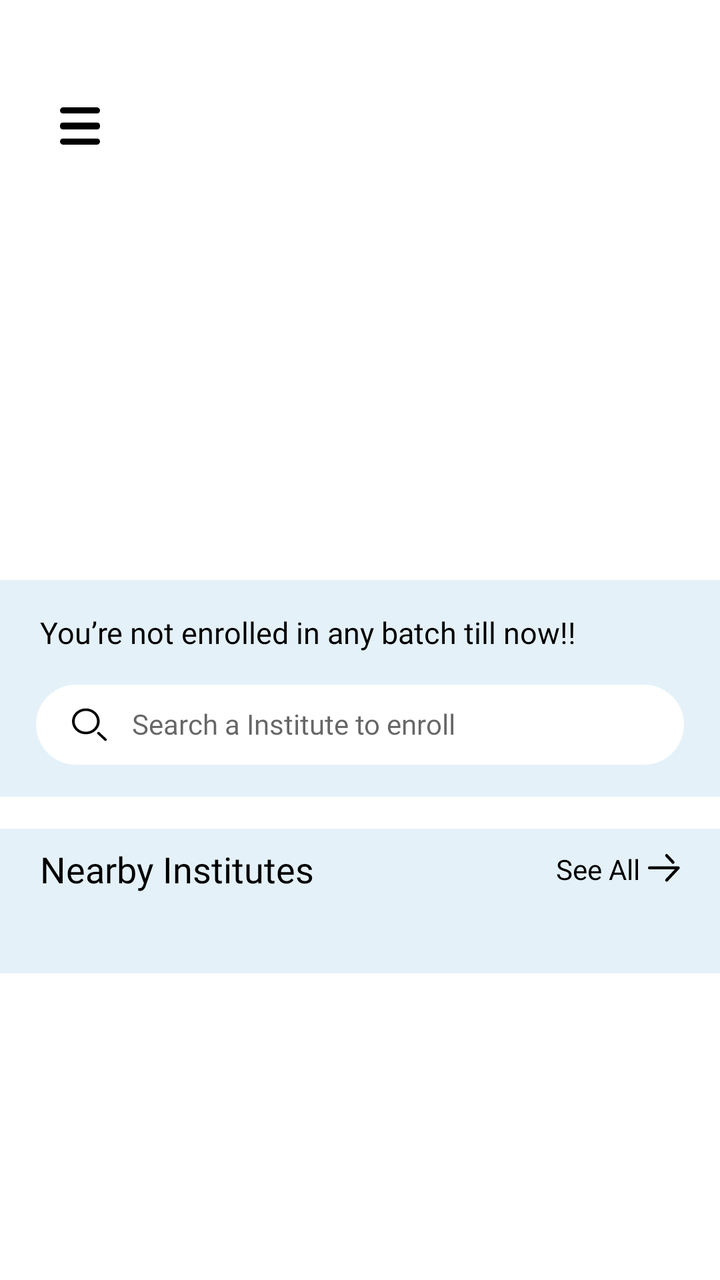
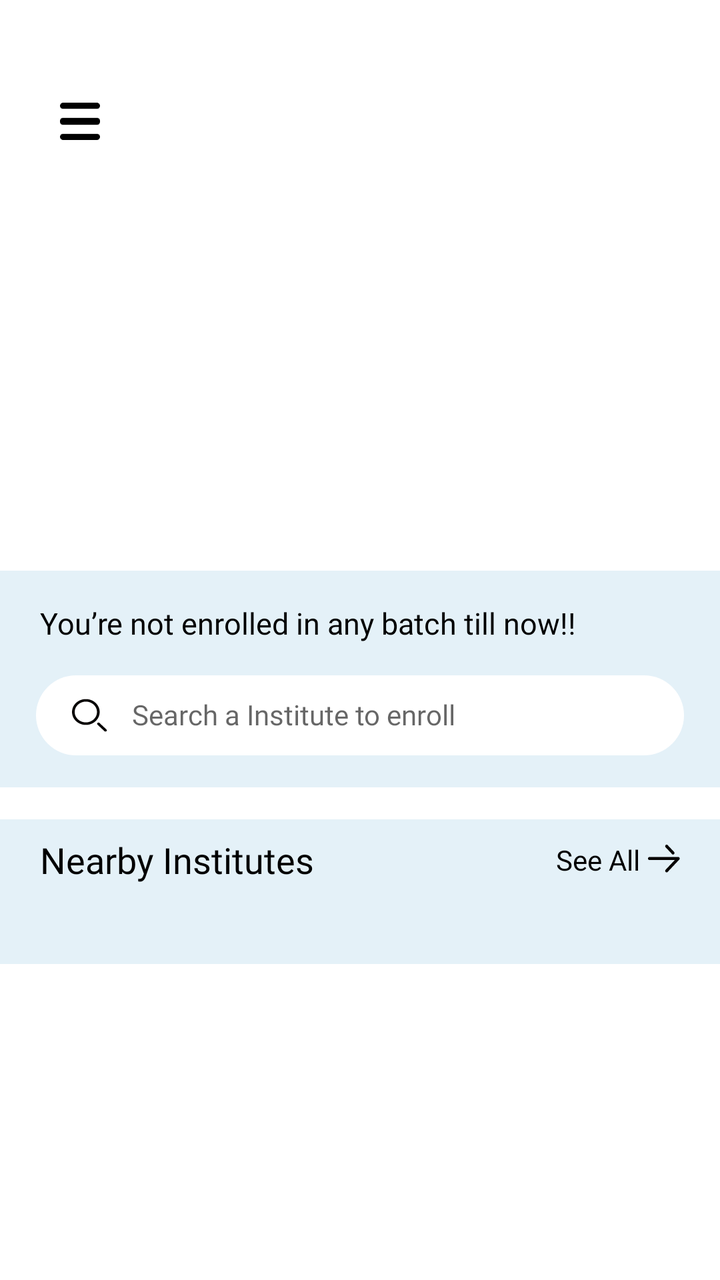

The first picture is an Android layout as it rendered before a commit; the second is the same layout after the commit. The layout source and the unified diff follow.
<!-- AndroidManifest.xml: application theme Theme.EdTech -->
<!-- res/layout/fragment_home.xml -->
<?xml version="1.0" encoding="utf-8"?>
<layout xmlns:android="http://schemas.android.com/apk/res/android"
    xmlns:tools="http://schemas.android.com/tools"
    xmlns:app="http://schemas.android.com/apk/res-auto">

    <data>

    </data>

    <ScrollView
        android:layout_width="match_parent"
        android:layout_height="match_parent"
        android:fillViewport="true"
        tools:context=".ui.fragment.HomeFragment">

        <LinearLayout
            android:layout_width="match_parent"
            android:layout_height="wrap_content"
            android:orientation="vertical">

            
            <androidx.constraintlayout.widget.ConstraintLayout
                android:layout_width="match_parent"
                android:layout_height="wrap_content"
                android:paddingTop="20dp"
                android:paddingBottom="10dp"
                android:layout_marginTop="20dp">

                <ImageView
                    android:id="@+id/sideMenu"
                    android:layout_width="20dp"
                    android:layout_height="20dp"
                    android:layout_marginStart="30dp"
                    android:layout_marginTop="10dp"
                    android:src="@drawable/menu_button"
                    app:layout_constraintBottom_toBottomOf="parent"
                    app:layout_constraintStart_toStartOf="parent"
                    app:layout_constraintTop_toTopOf="parent" />

                <TextView
                    android:id="@+id/headerName"
                    android:layout_width="0dp"
                    android:layout_height="wrap_content"
                    android:layout_marginHorizontal="15dp"
                    android:ellipsize="end"
                    android:fontFamily="@font/manrope_bold"
                    android:gravity="end"
                    android:maxLines="1"
                    android:src="@drawable/gradmo_book_icon"
                    android:text=""
                    android:textColor="@color/black"
                    android:textSize="20sp"
                    app:layout_constraintBottom_toBottomOf="@id/sideMenu"
                    app:layout_constraintEnd_toEndOf="parent"
                    app:layout_constraintHorizontal_bias="0.466"
                    app:layout_constraintStart_toEndOf="@+id/sideMenu"
                    app:layout_constraintTop_toTopOf="@id/sideMenu"
                    app:layout_constraintVertical_bias="0.571" />

            </androidx.constraintlayout.widget.ConstraintLayout>

            
            
            <androidx.constraintlayout.widget.ConstraintLayout
                android:layout_width="match_parent"
                android:layout_height="wrap_content"
                android:layout_marginTop="10dp">

                <androidx.viewpager2.widget.ViewPager2
                    android:id="@+id/bannerViewPager"
                    android:layout_width="match_parent"
                    android:layout_height="170dp"
                    app:layout_constraintTop_toTopOf="parent"
                    app:layout_constraintStart_toStartOf="parent"
                    app:layout_constraintEnd_toEndOf="parent"/>

                
                <LinearLayout
                    android:id="@+id/dotsIndicator"
                    android:layout_width="wrap_content"
                    android:layout_height="wrap_content"
                    android:orientation="horizontal"
                    android:layout_marginTop="8dp"
                    app:layout_constraintTop_toBottomOf="@id/bannerViewPager"
                    app:layout_constraintStart_toStartOf="parent"
                    app:layout_constraintEnd_toEndOf="parent"
                    app:layout_constraintBottom_toBottomOf="parent"/>

            </androidx.constraintlayout.widget.ConstraintLayout>
            
            <LinearLayout
                android:layout_marginTop="16dp"
                android:paddingBottom="16dp"
                android:background="@color/light_blue_bg"
                android:layout_width="match_parent"
                android:layout_height="wrap_content"
                android:orientation="vertical">

                <TextView
                    android:layout_marginTop="16dp"
                    android:layout_marginStart="20dp"
                    android:id="@+id/searchSectionTitle"
                    android:layout_width="wrap_content"
                    android:layout_height="wrap_content"
                    android:fontFamily="@font/manrope_medium"
                    android:textColor="@color/black"

                    android:text="You’re not enrolled in any batch till now!!"
                    android:textSize="15sp" />

                <TextView
                    android:id="@+id/searchField"
                    android:layout_width="match_parent"
                    android:layout_height="wrap_content"
                    android:layout_marginTop="16dp"
                    android:layout_marginHorizontal="18dp"
                    android:background="@drawable/bg_login_flow_edittex"
                    android:backgroundTint="@color/white"
                    android:drawableStart="@drawable/search_icon"
                    android:drawablePadding="10dp"
                    android:textColor="@color/black"
                    android:textSize="14sp"
                    android:fontFamily="@font/manrope_medium"
                    android:hint="Search a Institute to enroll"
                    android:imeOptions="actionSearch"
                    android:inputType="text"
                    android:paddingVertical="10dp"
                    android:paddingHorizontal="16dp"
                    android:singleLine="true" />

            </LinearLayout>

            
            <LinearLayout
                android:layout_marginTop="16dp"
                android:background="@color/light_blue_bg"
                android:layout_width="match_parent"
                android:layout_height="wrap_content"
                android:orientation="vertical"
                android:paddingHorizontal="20dp"
                android:paddingTop="8dp"
                android:paddingBottom="24dp">

                
                <androidx.constraintlayout.widget.ConstraintLayout
                    android:layout_width="match_parent"
                    android:layout_height="wrap_content">

                    <TextView
                        android:id="@+id/categoryTitle"
                        android:layout_width="wrap_content"
                        android:layout_height="wrap_content"
                        android:fontFamily="@font/manrope_semibold"
                        android:text="Nearby Institutes"
                        android:textColor="@color/black"
                        android:textSize="18sp"
                        app:layout_constraintBottom_toBottomOf="parent"
                        app:layout_constraintStart_toStartOf="parent"
                        app:layout_constraintTop_toTopOf="parent" />

                    <LinearLayout
                        android:id="@+id/seeAllLayout"
                        android:layout_width="wrap_content"
                        android:layout_height="wrap_content"
                        android:gravity="center_vertical"
                        android:orientation="horizontal"
                        app:layout_constraintBottom_toBottomOf="parent"
                        app:layout_constraintEnd_toEndOf="parent"
                        app:layout_constraintTop_toTopOf="parent">

                        <TextView
                            android:id="@+id/seeAllText"
                            android:layout_width="wrap_content"
                            android:layout_height="wrap_content"
                            android:text="See All"
                            android:textColor="@color/black"
                            android:textSize="14sp" />

                        <ImageView
                            android:id="@+id/seeAllArrow"
                            android:layout_width="16dp"
                            android:layout_height="16dp"
                            android:layout_marginStart="4dp"
                            android:src="@drawable/next_arrow" />

                    </LinearLayout>

                </androidx.constraintlayout.widget.ConstraintLayout>

                <androidx.recyclerview.widget.RecyclerView
                    android:id="@+id/categoryRecyclerView"
                    android:layout_width="match_parent"
                    android:layout_height="wrap_content"
                    android:layout_marginTop="16dp"
                    android:clipToPadding="false"
                    android:orientation="horizontal"
                    tools:listitem="@layout/adapter_home_institute"
                    app:layoutManager="androidx.recyclerview.widget.LinearLayoutManager" />

            </LinearLayout>

        </LinearLayout>
    </ScrollView></layout>
<!-- res/layout/adapter_home_institute.xml (included above) -->
<?xml version="1.0" encoding="utf-8"?>
<layout xmlns:android="http://schemas.android.com/apk/res/android"
    xmlns:app="http://schemas.android.com/apk/res-auto">

    <data>

    </data>

    <LinearLayout
        android:layout_marginEnd="16dp"
        android:paddingBottom="10dp"
        android:layout_width="155dp"
        android:layout_height="wrap_content"
        android:orientation="vertical"
        android:background="@drawable/bg_home_item"
        android:backgroundTint="@color/white">

        <androidx.cardview.widget.CardView
            app:cardElevation="0dp"
            app:cardCornerRadius="10dp"
            app:layout_constraintTop_toTopOf="parent"
            android:layout_width="match_parent"
            android:layout_height="105dp">

            <ImageView
                android:id="@+id/imageView"
                android:scaleType="centerCrop"
                android:background="@drawable/banner_placeholder_new"
                android:layout_width="match_parent"
                android:layout_height="match_parent" />
        </androidx.cardview.widget.CardView>

        <LinearLayout
            android:layout_marginHorizontal="10dp"
            android:layout_marginTop="8dp"
            android:layout_width="match_parent"
            android:layout_height="wrap_content"
            android:orientation="horizontal">

            <TextView
                android:layout_width="wrap_content"
                android:layout_height="wrap_content"
                android:textColor="@color/gray"
                android:fontFamily="@font/manrope_semibold"
                android:textSize="11sp"
                android:text="0.0" />

            <com.app.gradmo.utils.CustomRatingBar
                android:layout_weight="1"
                android:layout_marginStart="5dp"
                android:id="@+id/customRatingBar"
                android:layout_width="wrap_content"
                android:layout_height="16dp"
                app:numStars="5"
                app:rating="0.0"
                app:stepSize="0.5"
                app:isIndicator="false"
                app:starSize="15dp"
                app:starSpacing="0dp" />
        </LinearLayout>
        <TextView
            android:id="@+id/instituteName"
            android:layout_marginHorizontal="10dp"
            android:layout_marginTop="5dp"
            android:layout_width="wrap_content"
            android:layout_height="wrap_content"
            android:textColor="@color/black"
            android:fontFamily="@font/manrope_semibold"
            android:textSize="11sp"
            android:maxLines="1"
            android:ellipsize="end"
            android:text="Upgrade Classes" />
        <androidx.constraintlayout.widget.ConstraintLayout
            android:layout_width="match_parent"
            android:layout_height="wrap_content">
            <ImageView
                android:layout_marginStart="10dp"
                android:layout_marginTop="4dp"
                app:layout_constraintTop_toTopOf="parent"
                app:layout_constraintStart_toStartOf="parent"
                android:layout_width="wrap_content"
                android:layout_height="wrap_content"
                android:src="@drawable/location_icon"/>
            <TextView
                app:layout_constraintTop_toTopOf="parent"
                app:layout_constraintStart_toStartOf="parent"
                app:layout_constraintEnd_toEndOf="parent"
                android:layout_marginStart="26dp"
                android:layout_marginEnd="6dp"
                android:id="@+id/instituteAddress"
                android:layout_marginTop="4dp"
                android:layout_width="0dp"
                android:layout_height="wrap_content"
                android:textColor="@color/black"
                android:fontFamily="@font/manrope_regular"
                android:textSize="9sp"
                android:text="C-12, Pandara Road, Cannaught Place"
                android:maxLines="2"
                android:minLines="2"
                android:ellipsize="end"/>

        </androidx.constraintlayout.widget.ConstraintLayout>
        <TextView
            android:background="@drawable/bg_blue_border"
            android:layout_marginHorizontal="10dp"
            android:layout_marginTop="4dp"
            android:layout_width="wrap_content"
            android:layout_height="wrap_content"
            android:textColor="@color/blue_3787FF"
            android:fontFamily="@font/manrope_semibold"
            android:textSize="9sp"
            android:text="Offline"
            android:paddingVertical="2dp"
            android:paddingHorizontal="10dp"/>
    </LinearLayout>
</layout>
<!-- resources referenced by this layout -->
<resources>
  <color name="black">#FF000000</color>
  <color name="blue_3787FF">#3787FF</color>
  <color name="gray">#767372</color>
  <color name="light_blue_bg">#E4F1F8</color>
  <color name="white">#FFFFFFFF</color>
  <!-- drawable bg_blue_border (drawable) -->
  <?xml version="1.0" encoding="utf-8"?>
  <shape xmlns:android="http://schemas.android.com/apk/res/android">
      <corners android:radius="15dp"/>
      <stroke android:color="@color/blue_3787FF" android:width="1dp"/>
  </shape>
  <!-- drawable bg_home_item (drawable) -->
  <?xml version="1.0" encoding="utf-8"?>
  <shape xmlns:android="http://schemas.android.com/apk/res/android">
      <corners android:radius="10dp"/>
  </shape>
  <!-- drawable bg_login_flow_edittex (drawable) -->
  <?xml version="1.0" encoding="utf-8"?>
  <shape xmlns:android="http://schemas.android.com/apk/res/android">
  
      <corners android:radius="30dp"/>
      <solid android:color="#E4F1F8"/>
  </shape>
  <!-- drawable location_icon (drawable) -->
  <vector xmlns:android="http://schemas.android.com/apk/res/android"
      android:width="13dp"
      android:height="16dp"
      android:viewportWidth="13"
      android:viewportHeight="16">
    <path
        android:pathData="M6.3,7.875C6.733,7.875 7.104,7.721 7.412,7.412C7.721,7.104 7.875,6.733 7.875,6.3C7.875,5.867 7.721,5.496 7.412,5.188C7.104,4.879 6.733,4.725 6.3,4.725C5.867,4.725 5.496,4.879 5.188,5.188C4.879,5.496 4.725,5.867 4.725,6.3C4.725,6.733 4.879,7.104 5.188,7.412C5.496,7.721 5.867,7.875 6.3,7.875ZM6.3,15.75C4.187,13.951 2.609,12.281 1.565,10.739C0.522,9.197 0,7.77 0,6.457C0,4.489 0.633,2.92 1.9,1.752C3.166,0.584 4.633,0 6.3,0C7.967,0 9.433,0.584 10.7,1.752C11.966,2.92 12.6,4.489 12.6,6.457C12.6,7.77 12.078,9.197 11.035,10.739C9.991,12.281 8.413,13.951 6.3,15.75Z"
        android:fillColor="#838180"/>
  </vector>
  <!-- drawable menu_button: png bitmap (drawable, 424 bytes) -->
  <!-- drawable next_arrow (drawable) -->
  <vector xmlns:android="http://schemas.android.com/apk/res/android"
      android:width="14dp"
      android:height="13dp"
      android:viewportWidth="14"
      android:viewportHeight="13">
    <path
        android:pathData="M0,6.138C0,5.792 0.241,5.506 0.551,5.464L0.63,5.458H13.24C13.496,5.458 13.725,5.624 13.823,5.879C13.855,5.962 13.871,6.05 13.871,6.138C13.871,6.285 13.826,6.431 13.741,6.551L13.685,6.619L8.599,12.079C8.353,12.343 7.953,12.342 7.708,12.077C7.483,11.833 7.464,11.45 7.653,11.185L7.71,11.115L11.714,6.818H0.63C0.282,6.818 0,6.513 0,6.138ZM7.71,1.161C7.462,0.896 7.462,0.466 7.708,0.2C7.933,-0.044 8.287,-0.065 8.535,0.137L8.6,0.198L11.404,3.209C11.529,3.342 11.59,3.516 11.59,3.691C11.59,3.864 11.529,4.037 11.406,4.17C11.181,4.414 10.827,4.436 10.58,4.233L10.515,4.172L7.71,1.161Z"
        android:fillColor="#060302"/>
  </vector>
  <!-- drawable search_icon (drawable) -->
  <vector xmlns:android="http://schemas.android.com/apk/res/android"
      android:width="22dp"
      android:height="20dp"
      android:viewportWidth="22"
      android:viewportHeight="20">
    <path
        android:pathData="M0,0h21.412v20h-21.412z"
        android:fillColor="#ffffff"/>
    <path
        android:pathData="M8.922,13.542C12.002,13.542 14.498,11.21 14.498,8.333C14.498,5.457 12.002,3.125 8.922,3.125C5.842,3.125 3.346,5.457 3.346,8.333C3.346,11.21 5.842,13.542 8.922,13.542ZM15.836,8.333C15.836,11.9 12.741,14.792 8.922,14.792C5.103,14.792 2.007,11.9 2.007,8.333C2.007,4.766 5.103,1.875 8.922,1.875C12.741,1.875 15.836,4.766 15.836,8.333Z"
        android:fillColor="#060302"
        android:fillType="evenOdd"/>
    <path
        android:pathData="M14.757,13.784C15.019,13.54 15.442,13.54 15.704,13.784L19.209,17.058C19.47,17.302 19.47,17.698 19.209,17.942C18.948,18.186 18.524,18.186 18.263,17.942L14.757,14.668C14.496,14.424 14.496,14.028 14.757,13.784Z"
        android:fillColor="#060302"
        android:fillType="evenOdd"/>
  </vector>
  <style name="Theme.EdTech" parent="Base.Theme.EdTech" />
  <style name="Base.Theme.EdTech" parent="Theme.MaterialComponents.Light.NoActionBar">
          
          
      </style>
  <!-- unchanged entries left out for length: 2 -->
</resources>

<!-- the commit's change to res/layout/fragment_home.xml (unified diff, before → after) -->
@@ -49,7 +49,7 @@
                     android:src="@drawable/gradmo_book_icon"
                     android:text=""
                     android:textColor="@color/black"
-                    android:textSize="20sp"
+                    android:textSize="16sp"
                     app:layout_constraintBottom_toBottomOf="@id/sideMenu"
                     app:layout_constraintEnd_toEndOf="parent"
                     app:layout_constraintHorizontal_bias="0.466"
